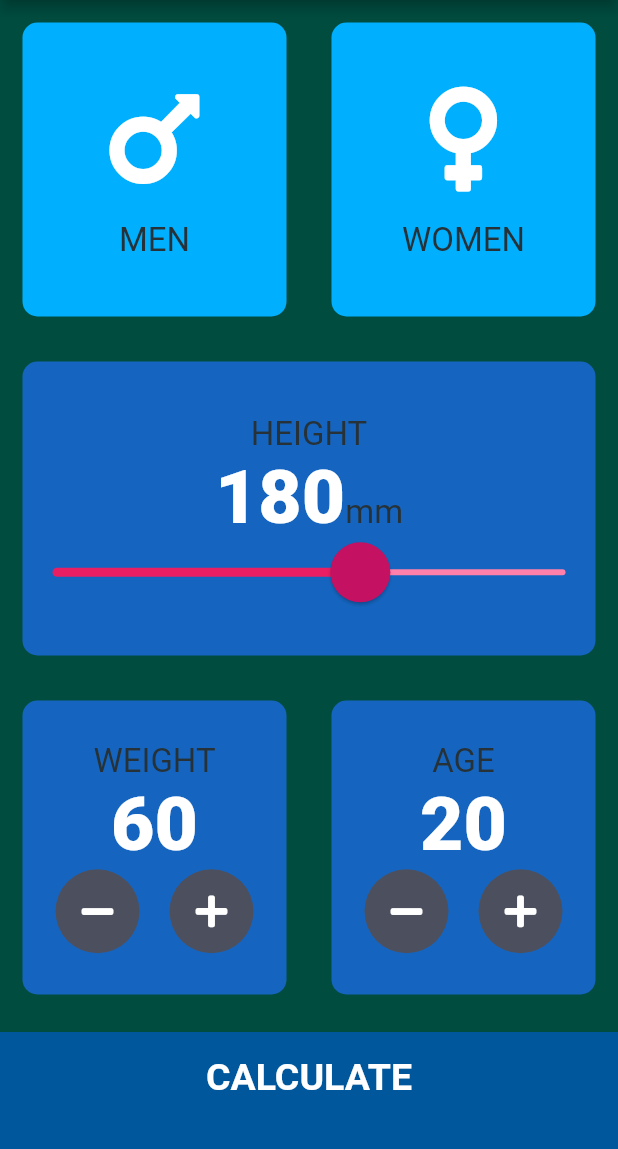
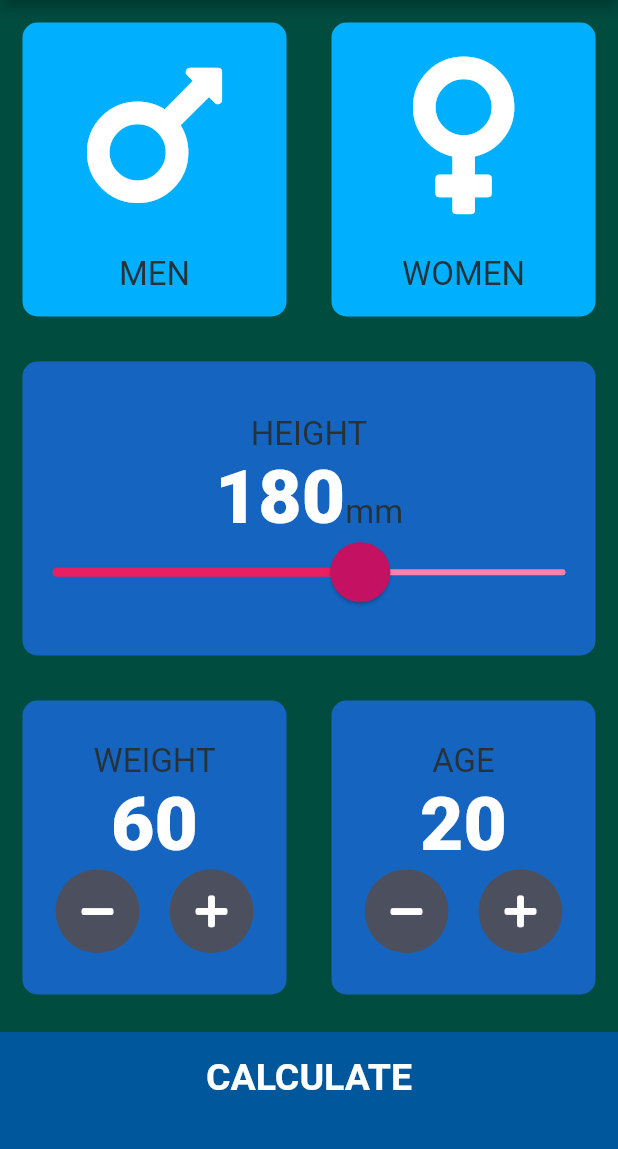
Before and after one commit to smamaHsn/BMI_Advanced_CALCULATOR_In_FLUTTER, a Flutter app: the screen it shows after launch, on a phone screen of 412 x 824 dp, the part 84-1233 px from its top. Run offline on Flutter 3.47's test engine with Material 2 defaults, Android fonts, the phone set to English and light mode, and no system bars; our stand-ins replace font_awesome_flutter.

Commit message:
Gender Buttons customized

```diff
--- a/lib/components/icon_content.dart
+++ b/lib/components/icon_content.dart
@@ -14,10 +14,10 @@ class IconContent extends StatelessWidget {
       children: <Widget>[
         Icon(
           icon,
-          size: 80.0,
+          size: 120.0,
         ),
         SizedBox(
-          height: 15.0,
+          height: 20.0,
         ),
         Text(
           label,
```
